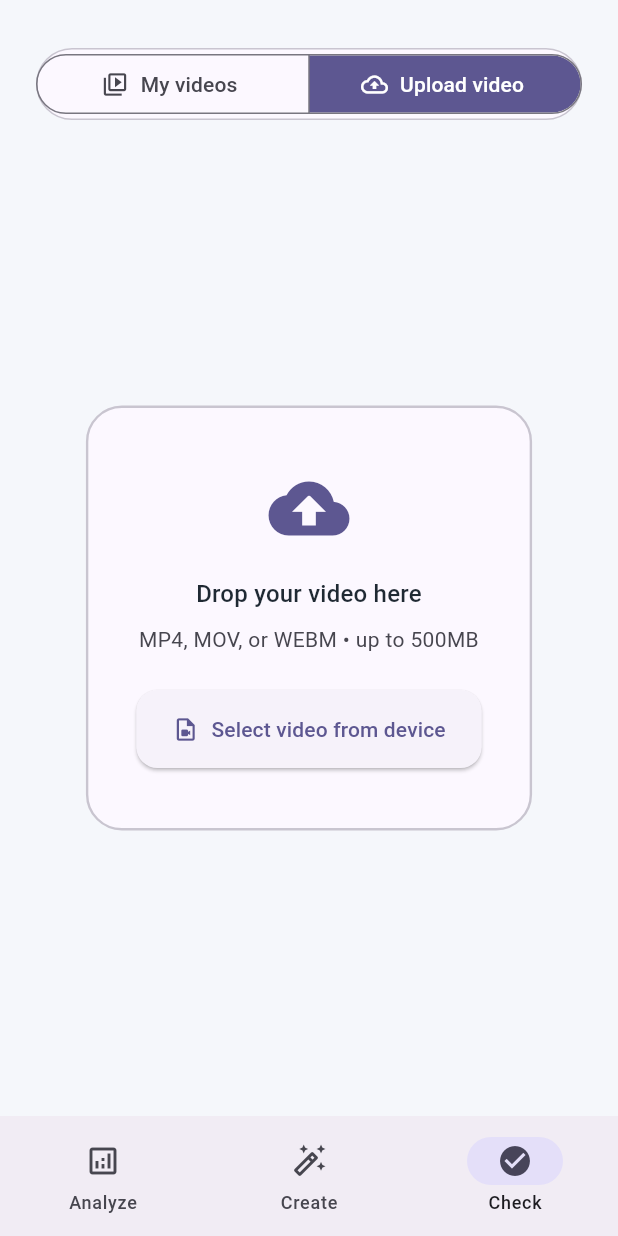
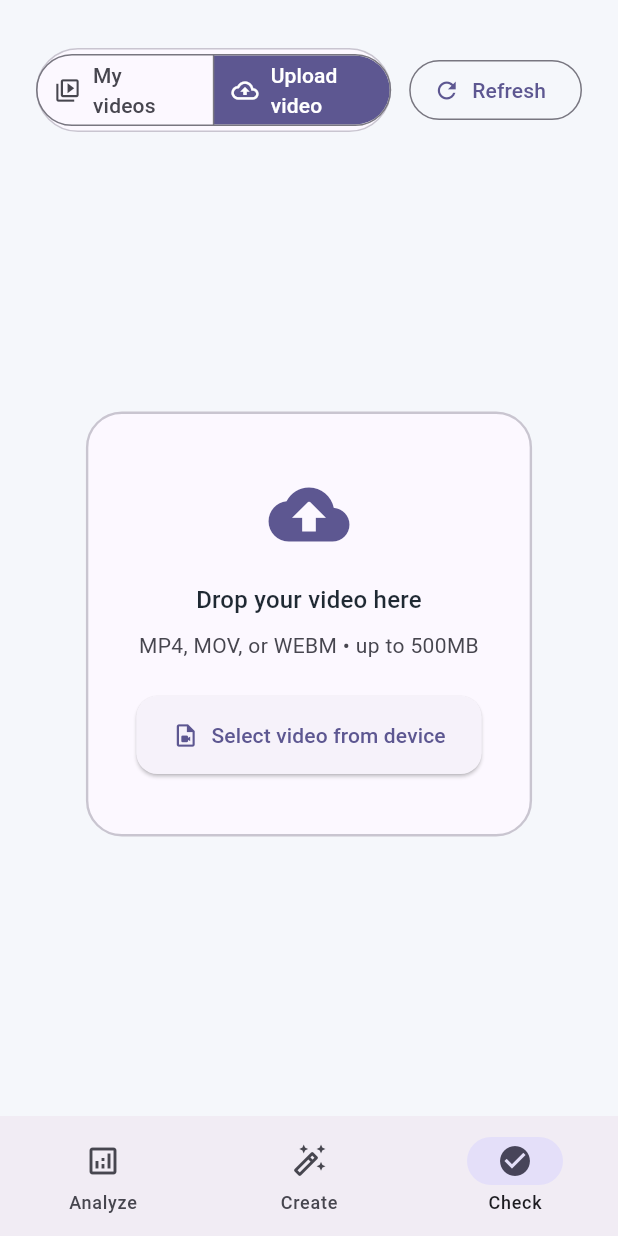
Before and after one commit to alex-lemeshinsky/ai_growth_strategist, a Flutter app: the screen it shows after launch, item 3 of the bottom bar chosen, after a tap on "Upload video", on a phone screen of 412 x 824 dp. Run offline on Flutter 3.47's test engine with Material 3 defaults, Android fonts, the phone set to English and light mode, and no system bars; our stand-ins replace cross_file, file_picker, flutter_dotenv, flutter_riverpod, freezed_annotation, googleapis_auth; missing offline and left inert: desktop_drop, googleapis; generated files the repository leaves out were written again.

Commit message:
google drive repository

```diff
--- /dev/null
+++ b/frontend/lib/data/repository/google_drive_repository.dart
@@ -0,0 +1,195 @@
+import 'dart:async';
+
+import 'package:flutter_dotenv/flutter_dotenv.dart';
+import 'package:googleapis/drive/v3.dart' as drive;
+import 'package:googleapis_auth/auth_io.dart' as auth;
+import 'package:http/http.dart' as http;
+import 'package:url_launcher/url_launcher.dart';
+
+/// A lightweight value object representing a Google Drive file.
+class DriveFile {
+  DriveFile({
+    required this.id,
+    required this.name,
+    required this.mimeType,
+    this.modifiedTime,
+    this.iconLink,
+    this.thumbnailLink,
+  });
+
+  factory DriveFile.fromApi(drive.File file) => DriveFile(
+        id: file.id ?? '',
+        name: file.name ?? 'Untitled',
+        mimeType: file.mimeType ?? 'application/octet-stream',
+        modifiedTime: file.modifiedTime,
+        iconLink: file.iconLink,
+        thumbnailLink: file.thumbnailLink,
+      );
+
+  final String id;
+  final String name;
+  final String mimeType;
+  final DateTime? modifiedTime;
+  final String? iconLink;
+  final String? thumbnailLink;
+}
+
+/// Signature used to surface the OAuth consent URL to the user interface.
+typedef ConsentPrompt = FutureOr<void> Function(Uri consentUrl);
+
+/// Repository responsible for interacting with the Google Drive API.
+///
+/// The repository relies on `GOOGLE_CLIENT_ID` and `GOOGLE_CLIENT_SECRET`
+/// entries inside the `.env` file. Make sure to call `dotenv.load()` before
+/// constructing this class (typically in `main()`).
+class GoogleDriveRepository {
+  GoogleDriveRepository._internal({
+    ConsentPrompt? promptUserForConsent,
+    http.Client? httpClient,
+  })  : _baseClient = httpClient ?? http.Client(),
+        _promptUserForConsent =
+            promptUserForConsent ?? GoogleDriveRepository._defaultConsentPrompt;
+
+  factory GoogleDriveRepository({ConsentPrompt? promptUserForConsent}) {
+    if (promptUserForConsent != null) {
+      _instance._promptUserForConsent = promptUserForConsent;
+    }
+    return _instance;
+  }
+
+  static final GoogleDriveRepository _instance =
+      GoogleDriveRepository._internal();
+
+  static const _scopes = <String>[drive.DriveApi.driveReadonlyScope];
+
+  ConsentPrompt _promptUserForConsent;
+  final http.Client _baseClient;
+
+  auth.AuthClient? _authorizedClient;
+
+  /// Returns a page of files from the user's Drive.
+  ///
+  /// [folderId] can be provided to scope the query to a single folder.
+  /// [pageSize] controls the number of items per call (max 1000 per API).
+  /// [pageToken] supports pagination with the token returned from the
+  /// previous invocation.
+  Future<drive.FileList> listFiles({
+    String? folderId,
+    int pageSize = 100,
+    String? pageToken,
+  }) async {
+    final client = await _obtainAuthorizedClient();
+    final driveApi = drive.DriveApi(client);
+
+    final buffer = StringBuffer('trashed = false');
+    if (folderId != null && folderId.isNotEmpty) {
+      buffer
+        ..write(" and '")
+        ..write(folderId)
+        ..write("' in parents");
+    }
+
+    return driveApi.files.list(
+      q: buffer.toString(),
+      pageSize: pageSize.clamp(1, 1000),
+      pageToken: pageToken,
+      $fields:
+          'files(id,name,mimeType,modifiedTime,iconLink,thumbnailLink),nextPageToken',
+      orderBy: 'modifiedTime desc',
+      spaces: 'drive',
+    );
+  }
+
+  /// Convenience helper to convert the API response into strongly typed
+  /// [DriveFile] instances.
+  Future<List<DriveFile>> listDriveFiles({
+    String? folderId,
+    int pageSize = 100,
+    String? pageToken,
+  }) async {
+    final response = await listFiles(
+        folderId: folderId, pageSize: pageSize, pageToken: pageToken);
+    final files = response.files ?? const <drive.File>[];
+    return files.map(DriveFile.fromApi).toList(growable: false);
+  }
+
+  Future<List<DriveFile>> listAllFilesInFolder(
+      {required String folderId}) async {
+    final files = <DriveFile>[];
+    String? token;
+
+    do {
+      final response =
+          await listFiles(folderId: folderId, pageSize: 1000, pageToken: token);
+      final pageFiles = response.files ?? const <drive.File>[];
+      files.addAll(pageFiles.map(DriveFile.fromApi));
+      token = response.nextPageToken;
+    } while (token != null && token.isNotEmpty);
+
+    return files;
+  }
+
+  Future<auth.AuthClient> _obtainAuthorizedClient() async {
+    if (_authorizedClient != null) {
+      return _authorizedClient!;
+    }
+
+    if (!dotenv.isInitialized) {
+      try {
+        await dotenv.load(isOptional: true);
+      } catch (error, stackTrace) {
+        Error.throwWithStackTrace(
+          StateError('Unable to load environment configuration: $error'),
+          stackTrace,
+        );
+      }
+    }
+
+    final clientIdValue = dotenv.maybeGet('GOOGLE_CLIENT_ID');
+    final clientSecretValue = dotenv.maybeGet('GOOGLE_CLIENT_SECRET');
+
+    if (clientIdValue == null || clientIdValue.isEmpty) {
+      throw StateError(
+        'GOOGLE_CLIENT_ID is missing. Add it to your .env file or set it as an environment variable.',
+      );
+    }
+
+    if (clientSecretValue == null || clientSecretValue.isEmpty) {
+      throw StateError(
+        'GOOGLE_CLIENT_SECRET is missing. Add it to your .env file or set it as an environment variable.',
+      );
+    }
+
+    final clientId = auth.ClientId(clientIdValue, clientSecretValue);
+
+    _authorizedClient = await auth.clientViaUserConsent(
+      clientId,
+      _scopes,
+      (url) {
+        final result = _promptUserForConsent(Uri.parse(url));
+        if (result is Future) {
+          unawaited(result);
+        }
+      },
+      baseClient: _baseClient,
+    );
+
+    return _authorizedClient!;
+  }
+
+  static Future<void> _defaultConsentPrompt(Uri uri) async {
+    final augmentedParams = Map<String, String>.from(uri.queryParameters)
+      ..putIfAbsent('access_type', () => 'offline')
+      ..putIfAbsent('prompt', () => 'consent');
+    final authUri = uri.replace(queryParameters: augmentedParams);
+
+    final launched = await launchUrl(
+      authUri,
+      mode: LaunchMode.externalApplication,
+    );
+
+    if (!launched) {
+      throw StateError('Unable to open Google authorization screen.');
+    }
+  }
+}
--- a/frontend/lib/presentation/controllers/check/check_screen_notifier.dart
+++ b/frontend/lib/presentation/controllers/check/check_screen_notifier.dart
@@ -1,7 +1,10 @@
+import 'dart:async';
+
 import 'package:cross_file/cross_file.dart';
 import 'package:file_picker/file_picker.dart';
 import 'package:flutter_riverpod/flutter_riverpod.dart';
 
+import '../../../data/repository/google_drive_repository.dart';
 import 'check_screen_state.dart';
 
 final checkScreenProvider =
@@ -10,14 +13,26 @@ final checkScreenProvider =
 );
 
 class CheckScreenNotifier extends Notifier<CheckScreenState> {
+  static const _folderId = '11rTyyKmSJKhC7QvH1RnmjxagFlw56I9F';
+
+  final GoogleDriveRepository _repository = GoogleDriveRepository();
+
   @override
-  CheckScreenState build() => const CheckScreenState();
+  CheckScreenState build() {
+    Future.microtask(_loadDriveFiles);
+    return const CheckScreenState();
+  }
 
   void setSegment(CheckSegment segment) {
     if (state.segment == segment) {
       return;
     }
     state = state.copyWith(segment: segment);
+    if (segment == CheckSegment.myVideos &&
+        state.driveFiles.isEmpty &&
+        !state.isLoadingFiles) {
+      unawaited(_loadDriveFiles());
+    }
   }
 
   void setHovering(bool hovering) {
@@ -70,4 +85,28 @@ class CheckScreenNotifier extends Notifier<CheckScreenState> {
       state = state.copyWith(errorMessage: 'Unable to access media library.');
     }
   }
+
+  Future<void> refreshDriveFiles() => _loadDriveFiles(force: true);
+
+  Future<void> _loadDriveFiles({bool force = false}) async {
+    if (state.isLoadingFiles && !force) {
+      return;
+    }
+
+    state = state.copyWith(isLoadingFiles: true, driveError: null);
+
+    try {
+      final files = await _repository.listAllFilesInFolder(folderId: _folderId);
+      state = state.copyWith(
+        isLoadingFiles: false,
+        driveFiles: files,
+      );
+    } catch (error) {
+      state = state.copyWith(
+        isLoadingFiles: false,
+        driveError:
+            'Failed to load your Google Drive files. Please try again. (${error.toString()})',
+      );
+    }
+  }
 }
--- a/frontend/lib/presentation/controllers/check/check_screen_state.dart
+++ b/frontend/lib/presentation/controllers/check/check_screen_state.dart
@@ -1,4 +1,6 @@
 import 'package:freezed_annotation/freezed_annotation.dart';
+
+import '../../../data/repository/google_drive_repository.dart';
 
 part 'check_screen_state.freezed.dart';
 
@@ -12,6 +14,9 @@ class CheckScreenState with _$CheckScreenState {
     String? selectedVideoName,
     int? selectedVideoSize,
     String? errorMessage,
+    @Default(<DriveFile>[]) List<DriveFile> driveFiles,
+    @Default(false) bool isLoadingFiles,
+    String? driveError,
   }) = _CheckScreenState;
 
   const CheckScreenState._();
--- a/frontend/lib/presentation/screens/check/check_screen.dart
+++ b/frontend/lib/presentation/screens/check/check_screen.dart
@@ -19,7 +19,10 @@ class CheckScreen extends ConsumerWidget {
       child: Column(
         crossAxisAlignment: CrossAxisAlignment.stretch,
         children: [
-          DecoratedBox(
+          Row(
+            children: [
+              Expanded(
+                child: DecoratedBox(
                   decoration: BoxDecoration(
                     color: theme.colorScheme.surface,
                     borderRadius: BorderRadius.circular(28),
@@ -40,13 +43,11 @@ class CheckScreen extends ConsumerWidget {
                     ],
                     showSelectedIcon: false,
                     selected: {state.segment},
-              onSelectionChanged: (selection) =>
-                  notifier.setSegment(selection.first),
+                    onSelectionChanged: (selection) => notifier.setSegment(selection.first),
                     style: ButtonStyle(
                       elevation: WidgetStateProperty.all(0),
                       shape: WidgetStateProperty.all(
-                  RoundedRectangleBorder(
-                      borderRadius: BorderRadius.circular(24)),
+                        RoundedRectangleBorder(borderRadius: BorderRadius.circular(24)),
                       ),
                       backgroundColor: WidgetStateProperty.resolveWith(
                         (states) => states.contains(WidgetState.selected)
@@ -64,12 +65,31 @@ class CheckScreen extends ConsumerWidget {
                     ),
                   ),
                 ),
+              ),
+              const SizedBox(width: 12),
+              OutlinedButton.icon(
+                onPressed: state.isLoadingFiles ? null : () => notifier.refreshDriveFiles(),
+                icon: state.isLoadingFiles
+                    ? const SizedBox(
+                        width: 16,
+                        height: 16,
+                        child: CircularProgressIndicator(strokeWidth: 2),
+                      )
+                    : const Icon(Icons.refresh),
+                label: const Text('Refresh'),
+              ),
+            ],
+          ),
           const SizedBox(height: 32),
           Expanded(
             child: AnimatedSwitcher(
               duration: const Duration(milliseconds: 250),
               child: state.segment == CheckSegment.myVideos
-                  ? _MyVideosPlaceholder(theme: theme)
+                  ? _MyVideosView(
+                      key: const ValueKey('drive-view'),
+                      state: state,
+                      onRefresh: notifier.refreshDriveFiles,
+                    )
                   : const UploadVideoForm(),
             ),
           ),
@@ -79,20 +99,72 @@ class CheckScreen extends ConsumerWidget {
   }
 }
 
-class _MyVideosPlaceholder extends StatelessWidget {
-  const _MyVideosPlaceholder({required this.theme});
+class _MyVideosView extends StatelessWidget {
+  const _MyVideosView({super.key, required this.state, required this.onRefresh});
 
-  final ThemeData theme;
+  final CheckScreenState state;
+  final Future<void> Function() onRefresh;
 
   @override
   Widget build(BuildContext context) {
+    if (state.isLoadingFiles) {
+      return const Center(child: CircularProgressIndicator());
+    }
+
+    if (state.driveError != null) {
+      return _DriveErrorView(message: state.driveError!, onRetry: onRefresh);
+    }
+
+    if (state.driveFiles.isEmpty) {
+      return const _EmptyDrivePlaceholder();
+    }
+
+    return RefreshIndicator(
+      onRefresh: onRefresh,
+      child: ListView.separated(
+        physics: const AlwaysScrollableScrollPhysics(),
+        itemCount: state.driveFiles.length,
+        separatorBuilder: (_, __) => const SizedBox(height: 12),
+        padding: const EdgeInsets.only(bottom: 16),
+        itemBuilder: (context, index) {
+          final file = state.driveFiles[index];
+          final modified = file.modifiedTime != null
+              ? 'Updated ${file.modifiedTime!.toLocal().toString().split('.').first}'
+              : 'Google Drive file';
+          return Card(
+            child: ListTile(
+              leading: CircleAvatar(
+                backgroundColor: Theme.of(context).colorScheme.primary.withValues(alpha: 0.12),
+                child: const Icon(Icons.insert_drive_file_outlined),
+              ),
+              title: Text(file.name),
+              subtitle: Text(modified),
+              trailing: Text(
+                file.mimeType,
+                style: Theme.of(context).textTheme.bodySmall?.copyWith(
+                  color: Theme.of(context).colorScheme.onSurfaceVariant,
+                ),
+              ),
+            ),
+          );
+        },
+      ),
+    );
+  }
+}
+
+class _EmptyDrivePlaceholder extends StatelessWidget {
+  const _EmptyDrivePlaceholder();
+
+  @override
+  Widget build(BuildContext context) {
+    final theme = Theme.of(context);
     return Center(
       child: Column(
-        key: const ValueKey('my-videos'),
+        key: const ValueKey('my-videos-empty'),
         mainAxisSize: MainAxisSize.min,
         children: [
-          Icon(Icons.auto_awesome_motion,
-              size: 48, color: theme.colorScheme.primary),
+          Icon(Icons.auto_awesome_motion, size: 48, color: theme.colorScheme.primary),
           const SizedBox(height: 16),
           Text(
             'Your generated videos will appear here.',
@@ -102,8 +174,7 @@ class _MyVideosPlaceholder extends StatelessWidget {
           const SizedBox(height: 8),
           Text(
             'Track performance and request new variations in seconds.',
-            style: theme.textTheme.bodyMedium
-                ?.copyWith(color: theme.colorScheme.onSurfaceVariant),
+            style: theme.textTheme.bodyMedium?.copyWith(color: theme.colorScheme.onSurfaceVariant),
             textAlign: TextAlign.center,
           ),
         ],
@@ -135,9 +206,7 @@ class UploadVideoForm extends ConsumerWidget {
         decoration: BoxDecoration(
           borderRadius: BorderRadius.circular(24),
           border: Border.all(
-            color: state.isHovering
-                ? theme.colorScheme.primary
-                : theme.colorScheme.outlineVariant,
+            color: state.isHovering ? theme.colorScheme.primary : theme.colorScheme.outlineVariant,
             width: 1.6,
           ),
           color: state.isHovering
@@ -148,8 +217,7 @@ class UploadVideoForm extends ConsumerWidget {
           mainAxisAlignment: MainAxisAlignment.center,
           mainAxisSize: MainAxisSize.min,
           children: [
-            Icon(Icons.cloud_upload_rounded,
-                size: 54, color: theme.colorScheme.primary),
+            Icon(Icons.cloud_upload_rounded, size: 54, color: theme.colorScheme.primary),
             const SizedBox(height: 18),
             Text(
               'Drop your video here',
@@ -170,10 +238,8 @@ class UploadVideoForm extends ConsumerWidget {
               icon: const Icon(Icons.video_file_outlined),
               label: const Text('Select video from device'),
               style: ElevatedButton.styleFrom(
-                padding:
-                    const EdgeInsets.symmetric(horizontal: 24, vertical: 16),
-                shape: RoundedRectangleBorder(
-                    borderRadius: BorderRadius.circular(14)),
+                padding: const EdgeInsets.symmetric(horizontal: 24, vertical: 16),
+                shape: RoundedRectangleBorder(borderRadius: BorderRadius.circular(14)),
               ),
             ),
             if (state.selectedVideoName != null) ...[
@@ -188,8 +254,7 @@ class UploadVideoForm extends ConsumerWidget {
               const SizedBox(height: 16),
               Text(
                 state.errorMessage!,
-                style: theme.textTheme.bodySmall
-                    ?.copyWith(color: theme.colorScheme.error),
+                style: theme.textTheme.bodySmall?.copyWith(color: theme.colorScheme.error),
                 textAlign: TextAlign.center,
               ),
             ],
@@ -200,9 +265,45 @@ class UploadVideoForm extends ConsumerWidget {
   }
 }
 
+class _DriveErrorView extends StatelessWidget {
+  const _DriveErrorView({required this.message, required this.onRetry});
+
+  final String message;
+  final Future<void> Function() onRetry;
+
+  @override
+  Widget build(BuildContext context) {
+    final theme = Theme.of(context);
+    return Center(
+      child: Column(
+        mainAxisSize: MainAxisSize.min,
+        children: [
+          Icon(Icons.error_outline, size: 48, color: theme.colorScheme.error),
+          const SizedBox(height: 16),
+          Padding(
+            padding: const EdgeInsets.symmetric(horizontal: 24),
+            child: Text(
+              message,
+              style: theme.textTheme.bodyMedium?.copyWith(
+                color: theme.colorScheme.onSurfaceVariant,
+              ),
+              textAlign: TextAlign.center,
+            ),
+          ),
+          const SizedBox(height: 16),
+          ElevatedButton.icon(
+            onPressed: () => onRetry(),
+            icon: const Icon(Icons.refresh),
+            label: const Text('Try again'),
+          ),
+        ],
+      ),
+    );
+  }
+}
+
 class _SelectedVideoTile extends StatelessWidget {
-  const _SelectedVideoTile(
-      {required this.name, this.size, required this.onClear});
+  const _SelectedVideoTile({required this.name, this.size, required this.onClear});
 
   final String name;
   final int? size;
@@ -240,8 +341,7 @@ class _SelectedVideoTile extends StatelessWidget {
               borderRadius: BorderRadius.circular(12),
             ),
             padding: const EdgeInsets.all(12),
-            child: Icon(Icons.play_circle_fill,
-                color: theme.colorScheme.primary, size: 24),
+            child: Icon(Icons.play_circle_fill, color: theme.colorScheme.primary, size: 24),
           ),
           const SizedBox(width: 16),
           Expanded(
@@ -251,8 +351,7 @@ class _SelectedVideoTile extends StatelessWidget {
               children: [
                 Text(
                   name,
-                  style: theme.textTheme.bodyLarge
-                      ?.copyWith(fontWeight: FontWeight.w600),
+                  style: theme.textTheme.bodyLarge?.copyWith(fontWeight: FontWeight.w600),
                   overflow: TextOverflow.ellipsis,
                 ),
                 if (_readableSize.isNotEmpty)
```
Also changed, not shown: frontend/pubspec.yaml (+8 -0 lines), frontend/pubspec.lock, 8 other files. Lines whose indentation alone changed are shown as unchanged.
